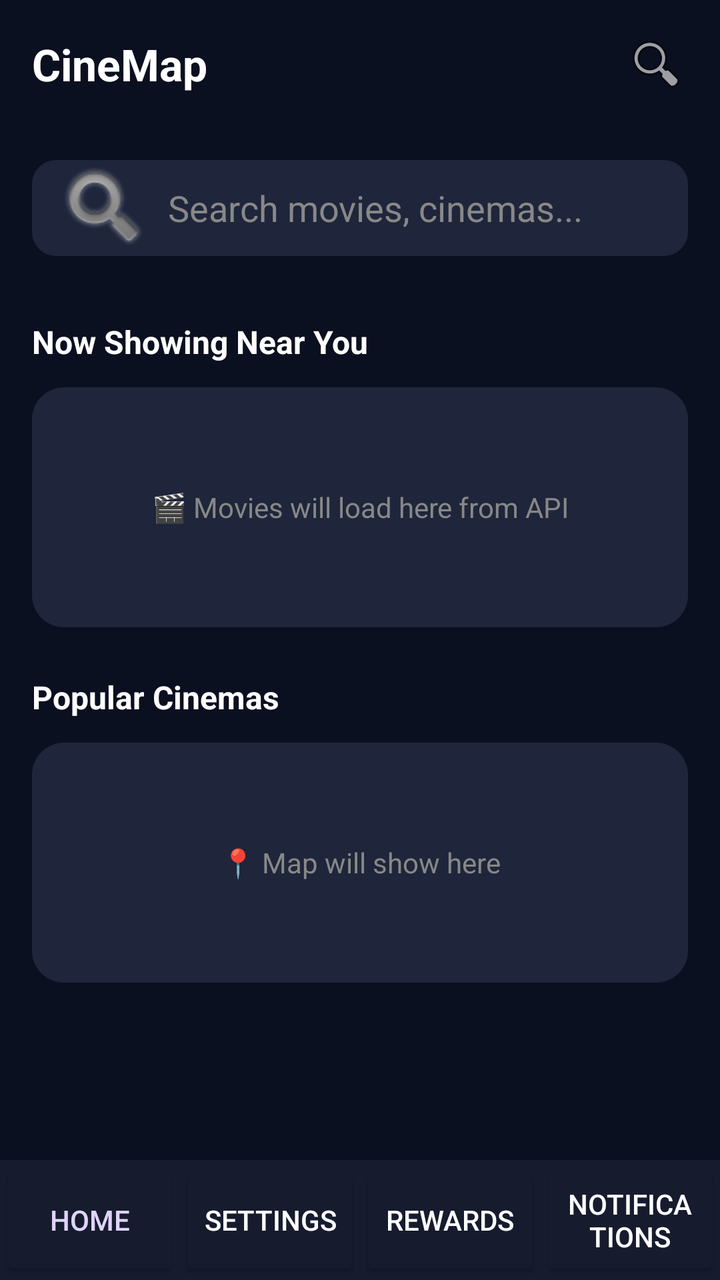
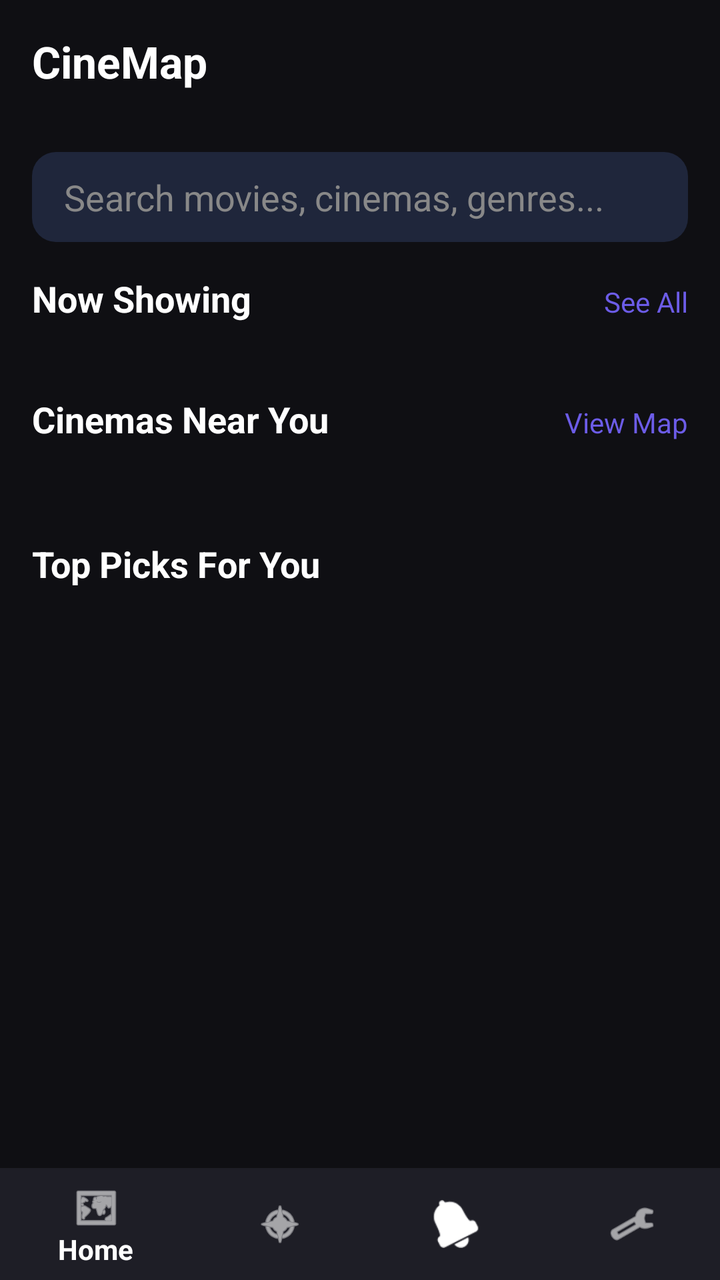

Screens rendered from an Android XML layout before and after an edit, with the pre-edit source and the edit as a unified diff.
<!-- AndroidManifest.xml: application theme Theme.Cinemap -->
<!-- res/layout/activity_main.xml -->
<?xml version="1.0" encoding="utf-8"?>
<LinearLayout xmlns:android="http://schemas.android.com/apk/res/android"
    android:layout_width="match_parent"
    android:layout_height="match_parent"
    android:orientation="vertical"
    android:background="#0B1020">

    
    <LinearLayout
        android:layout_width="match_parent"
        android:layout_height="wrap_content"
        android:orientation="horizontal"
        android:padding="16dp"
        android:gravity="center_vertical">

        <TextView
            android:layout_width="0dp"
            android:layout_weight="1"
            android:layout_height="wrap_content"
            android:text="CineMap"
            android:textColor="#FFFFFF"
            android:textSize="22sp"
            android:textStyle="bold"/>

        <ImageView
            android:layout_width="32dp"
            android:layout_height="32dp"
            android:src="@android:drawable/ic_menu_search"/>
    </LinearLayout>

    
    <EditText
        android:id="@+id/etSearch"
        android:layout_width="match_parent"
        android:layout_height="48dp"
        android:layout_margin="16dp"
        android:hint="Search movies, cinemas..."
        android:background="@drawable/bg_input_rounded"
        android:padding="12dp"
        android:textColor="#FFFFFF"
        android:textColorHint="#888888"
        android:drawableStart="@android:drawable/ic_search_category_default"
        android:drawablePadding="8dp"/>

    
    <ScrollView
        android:layout_width="match_parent"
        android:layout_height="0dp"
        android:layout_weight="1">

        <LinearLayout
            android:layout_width="match_parent"
            android:layout_height="wrap_content"
            android:orientation="vertical"
            android:padding="16dp">

            <TextView
                android:layout_width="wrap_content"
                android:layout_height="wrap_content"
                android:text="Now Showing Near You"
                android:textColor="#FFFFFF"
                android:textSize="16sp"
                android:textStyle="bold"
                android:layout_marginBottom="12dp"/>

            <TextView
                android:layout_width="match_parent"
                android:layout_height="120dp"
                android:text="🎬 Movies will load here from API"
                android:gravity="center"
                android:background="@drawable/bg_card_rounded"
                android:textColor="#888888"/>

            <TextView
                android:layout_width="wrap_content"
                android:layout_height="wrap_content"
                android:text="Popular Cinemas"
                android:textColor="#FFFFFF"
                android:textSize="16sp"
                android:textStyle="bold"
                android:layout_marginTop="24dp"
                android:layout_marginBottom="12dp"/>

            <TextView
                android:layout_width="match_parent"
                android:layout_height="120dp"
                android:text="📍 Map will show here"
                android:gravity="center"
                android:background="@drawable/bg_card_rounded"
                android:textColor="#888888"/>
        </LinearLayout>
    </ScrollView>

    
    <LinearLayout
        android:layout_width="match_parent"
        android:layout_height="60dp"
        android:orientation="horizontal"
        android:background="#161C2E"
        android:gravity="center">

        <Button
            android:id="@+id/btnNavHome"
            android:layout_width="0dp"
            android:layout_weight="1"
            android:layout_height="match_parent"
            android:text="Home"
            android:backgroundTint="#161C2E"
            android:textColor="#E0D4FF"/>

        <Button
            android:id="@+id/btnNavSettings"
            android:layout_width="0dp"
            android:layout_weight="1"
            android:layout_height="match_parent"
            android:text="Settings"
            android:backgroundTint="#161C2E"
            android:textColor="#FFFFFF"/>

        <Button
            android:id="@+id/btnNavRewards"
            android:layout_width="0dp"
            android:layout_weight="1"
            android:layout_height="match_parent"
            android:text="Rewards"
            android:backgroundTint="#161C2E"
            android:textColor="#FFFFFF"/>

        <Button
            android:id="@+id/btnNavNotification"
            android:layout_width="0dp"
            android:layout_weight="1"
            android:layout_height="match_parent"
            android:text="Notifications"
            android:backgroundTint="#161C2E"
            android:textColor="#FFFFFF"/>
    </LinearLayout>
</LinearLayout>
<!-- resources referenced by this layout -->
<resources>
  <!-- drawable bg_card_rounded (drawable) -->
  <?xml version="1.0" encoding="utf-8"?>
  <shape xmlns:android="http://schemas.android.com/apk/res/android">
      <solid android:color="#1F263B"/>
      <corners android:radius="16dp"/>
  </shape>
  <!-- drawable bg_input_rounded (drawable) -->
  <?xml version="1.0" encoding="utf-8"?>
  <shape xmlns:android="http://schemas.android.com/apk/res/android">
      <solid android:color="#1F263B"/>
      <corners android:radius="12dp"/>
  </shape>
  <style name="Theme.Cinemap" parent="Theme.AppCompat.DayNight.NoActionBar" />
</resources>

<!-- the commit's change to res/layout/activity_main.xml (unified diff, before → after) -->
@@ -1,138 +1,126 @@
 <?xml version="1.0" encoding="utf-8"?>
-<LinearLayout xmlns:android="http://schemas.android.com/apk/res/android"
+<androidx.constraintlayout.widget.ConstraintLayout xmlns:android="http://schemas.android.com/apk/res/android"
+    xmlns:app="http://schemas.android.com/apk/res-auto"
     android:layout_width="match_parent"
     android:layout_height="match_parent"
-    android:orientation="vertical"
-    android:background="#0B1020">
+    android:background="#0F0F13">
 
-    
-    <LinearLayout
-        android:layout_width="match_parent"
-        android:layout_height="wrap_content"
-        android:orientation="horizontal"
-        android:padding="16dp"
-        android:gravity="center_vertical">
-
-        <TextView
-            android:layout_width="0dp"
-            android:layout_weight="1"
-            android:layout_height="wrap_content"
-            android:text="CineMap"
-            android:textColor="#FFFFFF"
-            android:textSize="22sp"
-            android:textStyle="bold"/>
-
-        <ImageView
-            android:layout_width="32dp"
-            android:layout_height="32dp"
-            android:src="@android:drawable/ic_menu_search"/>
-    </LinearLayout>
-
-    
-    <EditText
-        android:id="@+id/etSearch"
-        android:layout_width="match_parent"
-        android:layout_height="48dp"
-        android:layout_margin="16dp"
-        android:hint="Search movies, cinemas..."
-        android:background="@drawable/bg_input_rounded"
-        android:padding="12dp"
-        android:textColor="#FFFFFF"
-        android:textColorHint="#888888"
-        android:drawableStart="@android:drawable/ic_search_category_default"
-        android:drawablePadding="8dp"/>
-
-    
     <ScrollView
-        android:layout_width="match_parent"
+        android:layout_width="0dp"
         android:layout_height="0dp"
-        android:layout_weight="1">
+        app:layout_constraintTop_toTopOf="parent"
+        app:layout_constraintBottom_toTopOf="@id/bottomNav"
+        app:layout_constraintStart_toStartOf="parent"
+        app:layout_constraintEnd_toEndOf="parent">
 
         <LinearLayout
             android:layout_width="match_parent"
             android:layout_height="wrap_content"
-            android:orientation="vertical"
-            android:padding="16dp">
+            android:orientation="vertical">
 
-            <TextView
-                android:layout_width="wrap_content"
+            
+            <LinearLayout
+                android:layout_width="match_parent"
+                android:layout_height="60dp"
+                android:orientation="horizontal"
+                android:gravity="center_vertical"
+                android:padding="16dp">
+                <TextView
+                    android:layout_width="0dp"
+                    android:layout_weight="1"
+                    android:layout_height="wrap_content"
+                    android:text="CineMap"
+                    android:textColor="#FFFFFF"
+                    android:textSize="22sp"
+                    android:textStyle="bold"/>
+            </LinearLayout>
+
+            
+            <EditText
+                android:id="@+id/searchBar"
+                android:layout_width="match_parent"
+                android:layout_height="45dp"
+                android:layout_margin="16dp"
+                android:background="@drawable/bg_input_rounded"
+                android:hint="Search movies, cinemas, genres..."
+                android:paddingStart="16dp"
+                android:textColorHint="#888"
+                android:textColor="#FFFFFF"/>
+
+            
+            <LinearLayout
+                android:layout_width="match_parent"
                 android:layout_height="wrap_content"
-                android:text="Now Showing Near You"
-                android:textColor="#FFFFFF"
-                android:textSize="16sp"
-                android:textStyle="bold"
-                android:layout_marginBottom="12dp"/>
+                android:orientation="horizontal"
+                android:paddingHorizontal="16dp">
+                <TextView android:layout_width="0dp" android:layout_weight="1" android:layout_height="wrap_content" android:text="Now Showing" android:textColor="#FFFFFF" android:textSize="18sp" android:textStyle="bold"/>
+                <TextView android:layout_width="wrap_content" android:layout_height="wrap_content" android:text="See All" android:textColor="#6C5CE7"/>
+            </LinearLayout>
 
+            <HorizontalScrollView
+                android:layout_width="match_parent"
+                android:layout_height="wrap_content"
+                android:layout_marginTop="12dp">
+                <LinearLayout
+                    android:id="@+id/nowShowingRow"
+                    android:layout_width="wrap_content"
+                    android:layout_height="wrap_content"
+                    android:orientation="horizontal"
+                    android:paddingStart="16dp"/>
+            </HorizontalScrollView>
+
+            
+            <LinearLayout
+                android:layout_width="match_parent"
+                android:layout_height="wrap_content"
+                android:orientation="horizontal"
+                android:layout_marginTop="24dp"
+                android:paddingHorizontal="16dp">
+                <TextView android:layout_width="0dp" android:layout_weight="1" android:layout_height="wrap_content" android:text="Cinemas Near You" android:textColor="#FFFFFF" android:textSize="18sp" android:textStyle="bold"/>
+                <TextView android:layout_width="wrap_content" android:layout_height="wrap_content" android:text="View Map" android:textColor="#6C5CE7"/>
+            </LinearLayout>
+
+            <LinearLayout
+                android:id="@+id/cinemasList"
+                android:layout_width="match_parent"
+                android:layout_height="wrap_content"
+                android:orientation="vertical"
+                android:padding="16dp"/>
+
+            
             <TextView
                 android:layout_width="match_parent"
-                android:layout_height="120dp"
-                android:text="🎬 Movies will load here from API"
-                android:gravity="center"
-                android:background="@drawable/bg_card_rounded"
-                android:textColor="#888888"/>
+                android:layout_height="wrap_content"
+                android:text="Top Picks For You"
+                android:textColor="#FFFFFF"
+                android:textSize="18sp"
+                android:textStyle="bold"
+                android:paddingHorizontal="16dp"
+                android:layout_marginTop="16dp"/>
 
-            <TextView
-                android:layout_width="wrap_content"
+            <HorizontalScrollView
+                android:layout_width="match_parent"
                 android:layout_height="wrap_content"
-                android:text="Popular Cinemas"
-                android:textColor="#FFFFFF"
-                android:textSize="16sp"
-                android:textStyle="bold"
-                android:layout_marginTop="24dp"
-                android:layout_marginBottom="12dp"/>
-
-            <TextView
-                android:layout_width="match_parent"
-                android:layout_height="120dp"
-                android:text="📍 Map will show here"
-                android:gravity="center"
-                android:background="@drawable/bg_card_rounded"
-                android:textColor="#888888"/>
+                android:layout_marginTop="12dp"
+                android:layout_marginBottom="24dp">
+                <LinearLayout
+                    android:id="@+id/topPicksRow"
+                    android:layout_width="wrap_content"
+                    android:layout_height="wrap_content"
+                    android:orientation="horizontal"
+                    android:paddingStart="16dp"/>
+            </HorizontalScrollView>
         </LinearLayout>
     </ScrollView>
 
-    
-    <LinearLayout
+    <com.google.android.material.bottomnavigation.BottomNavigationView
+        android:id="@+id/bottomNav"
         android:layout_width="match_parent"
-        android:layout_height="60dp"
-        android:orientation="horizontal"
-        android:background="#161C2E"
-        android:gravity="center">
+        android:layout_height="wrap_content"
+        android:background="#1E1E26"
+        app:itemIconTint="#FFFFFF"
+        app:itemTextColor="#FFFFFF"
+        app:layout_constraintBottom_toBottomOf="parent"
+        app:menu="@menu/menu"/>
 
-        <Button
-            android:id="@+id/btnNavHome"
-            android:layout_width="0dp"
-            android:layout_weight="1"
-            android:layout_height="match_parent"
-            android:text="Home"
-            android:backgroundTint="#161C2E"
-            android:textColor="#E0D4FF"/>
-
-        <Button
-            android:id="@+id/btnNavSettings"
-            android:layout_width="0dp"
-            android:layout_weight="1"
-            android:layout_height="match_parent"
-            android:text="Settings"
-            android:backgroundTint="#161C2E"
-            android:textColor="#FFFFFF"/>
-
-        <Button
-            android:id="@+id/btnNavRewards"
-            android:layout_width="0dp"
-            android:layout_weight="1"
-            android:layout_height="match_parent"
-            android:text="Rewards"
-            android:backgroundTint="#161C2E"
-            android:textColor="#FFFFFF"/>
-
-        <Button
-            android:id="@+id/btnNavNotification"
-            android:layout_width="0dp"
-            android:layout_weight="1"
-            android:layout_height="match_parent"
-            android:text="Notifications"
-            android:backgroundTint="#161C2E"
-            android:textColor="#FFFFFF"/>
-    </LinearLayout>
-</LinearLayout>
+</androidx.constraintlayout.widget.ConstraintLayout>
<!-- resource entries referenced after the edit -->
@@ -1,11 +1,5 @@
 <!-- resources referenced by this layout -->
 <resources>
-  <!-- drawable bg_card_rounded (drawable) -->
-  <?xml version="1.0" encoding="utf-8"?>
-  <shape xmlns:android="http://schemas.android.com/apk/res/android">
-      <solid android:color="#1F263B"/>
-      <corners android:radius="16dp"/>
-  </shape>
   <!-- drawable bg_input_rounded (drawable) -->
   <?xml version="1.0" encoding="utf-8"?>
   <shape xmlns:android="http://schemas.android.com/apk/res/android">
